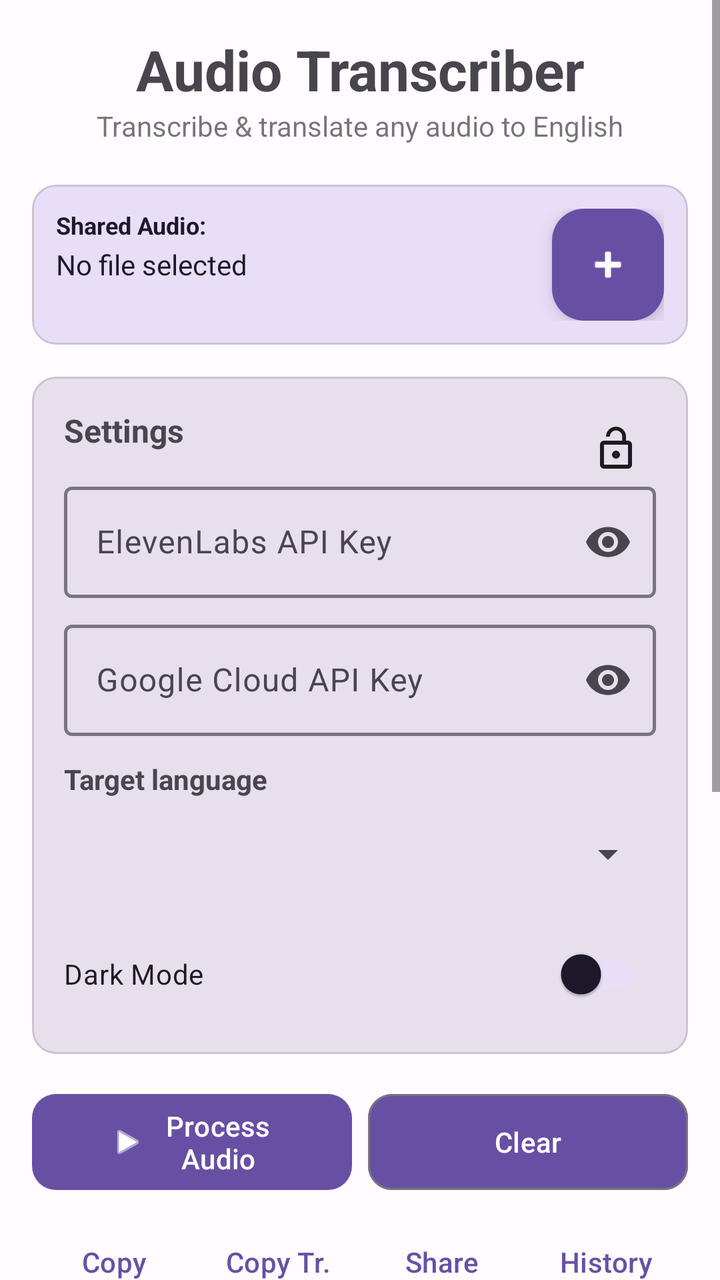
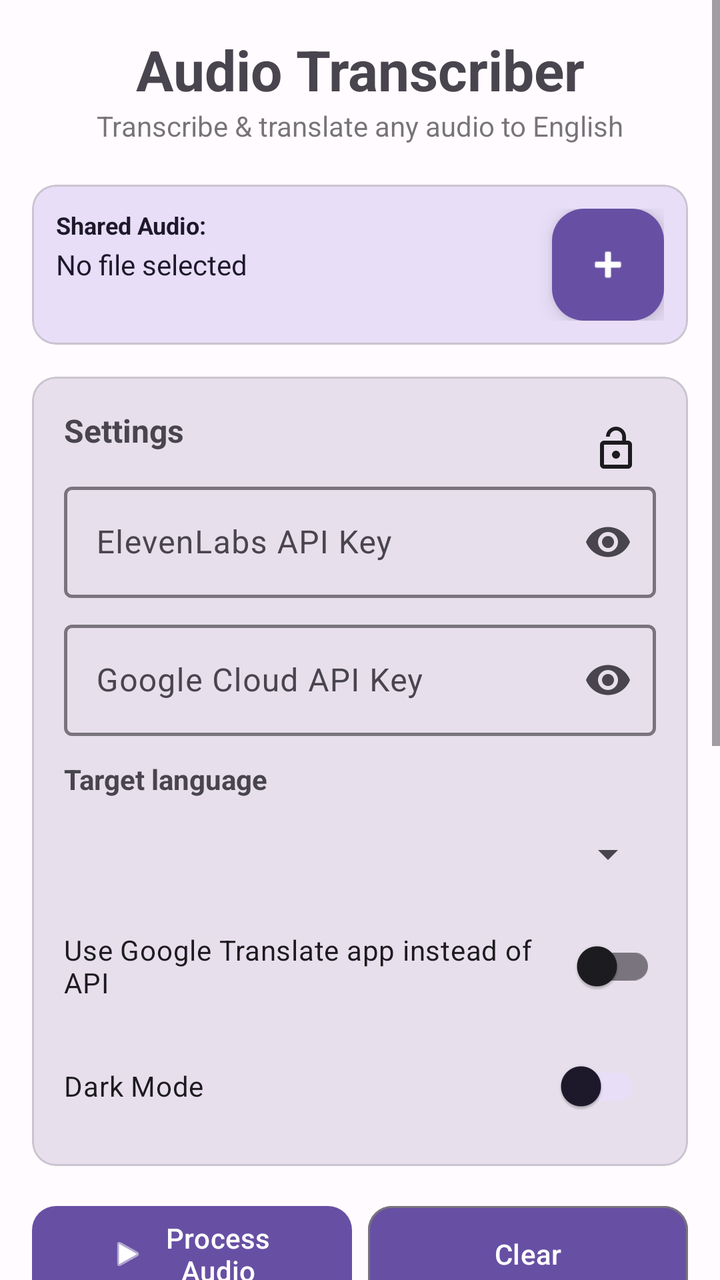

Screens rendered from an Android XML layout before and after an edit, with the pre-edit source and the edit as a unified diff.
<!-- AndroidManifest.xml: application theme Theme.Transcribe -->
<!-- res/layout/activity_main.xml -->
<?xml version="1.0" encoding="utf-8"?>
<ScrollView xmlns:android="http://schemas.android.com/apk/res/android"
    xmlns:app="http://schemas.android.com/apk/res-auto"
    android:layout_width="match_parent"
    android:layout_height="match_parent"
    android:background="@color/background">

    <androidx.constraintlayout.widget.ConstraintLayout
        android:layout_width="match_parent"
        android:layout_height="wrap_content"
        android:padding="16dp">

        <com.google.android.material.textview.MaterialTextView
            android:id="@+id/titleLabel"
            android:layout_width="0dp"
            android:layout_height="wrap_content"
            android:gravity="center"
            android:text="Audio Transcriber"
            android:textSize="28sp"
            android:textStyle="bold"
            app:layout_constraintEnd_toEndOf="parent"
            app:layout_constraintStart_toStartOf="parent"
            app:layout_constraintTop_toTopOf="parent" />

        <com.google.android.material.textview.MaterialTextView
            android:id="@+id/subtitle"
            android:layout_width="0dp"
            android:layout_height="wrap_content"
            android:gravity="center"
            android:text="Transcribe &amp; translate any audio to English"
            android:textSize="14sp"
            android:textColor="?attr/colorOnSurface"
            android:alpha="0.6"
            app:layout_constraintEnd_toEndOf="parent"
            app:layout_constraintStart_toStartOf="parent"
            app:layout_constraintTop_toBottomOf="@id/titleLabel" />

        <com.google.android.material.card.MaterialCardView
            android:id="@+id/fileCard"
            android:layout_width="0dp"
            android:layout_height="wrap_content"
            android:layout_marginTop="20dp"
            app:cardElevation="0dp"
            app:cardBackgroundColor="?attr/colorSecondaryContainer"
            app:cardCornerRadius="12dp"
            app:layout_constraintEnd_toEndOf="parent"
            app:layout_constraintStart_toStartOf="parent"
            app:layout_constraintTop_toBottomOf="@id/subtitle">

            <androidx.constraintlayout.widget.ConstraintLayout
                android:layout_width="match_parent"
                android:layout_height="wrap_content"
                android:padding="12dp">

                <com.google.android.material.textview.MaterialTextView
                    android:id="@+id/fileLabel"
                    android:layout_width="wrap_content"
                    android:layout_height="wrap_content"
                    android:text="Shared Audio:"
                    android:textSize="12sp"
                    android:textColor="?attr/colorOnSecondaryContainer"
                    android:textStyle="bold"
                    app:layout_constraintStart_toStartOf="parent"
                    app:layout_constraintTop_toTopOf="parent" />

                <com.google.android.material.textview.MaterialTextView
                    android:id="@+id/fileName"
                    android:layout_width="0dp"
                    android:layout_height="wrap_content"
                    android:layout_marginTop="2dp"
                    android:ellipsize="middle"
                    android:singleLine="true"
                    android:text="No file selected"
                    android:textColor="?attr/colorOnSecondaryContainer"
                    android:textSize="14sp"
                    app:layout_constraintEnd_toEndOf="parent"
                    app:layout_constraintStart_toStartOf="parent"
                    app:layout_constraintTop_toBottomOf="@id/fileLabel" />

                <com.google.android.material.floatingactionbutton.FloatingActionButton
                    android:id="@+id/fileFAB"
                    android:layout_width="wrap_content"
                    android:layout_height="wrap_content"
                    android:layout_margin="0dp"
                    android:src="@android:drawable/ic_input_add"
                    app:fabSize="mini"
                    app:tint="@color/on_primary"
                    app:backgroundTint="@color/primary"
                    app:layout_constraintTop_toTopOf="parent"
                    app:layout_constraintEnd_toEndOf="parent" />
            </androidx.constraintlayout.widget.ConstraintLayout>
        </com.google.android.material.card.MaterialCardView>

        <com.google.android.material.card.MaterialCardView
            android:id="@+id/settingsCard"
            android:layout_width="0dp"
            android:layout_height="wrap_content"
            android:layout_marginTop="16dp"
            app:cardCornerRadius="12dp"
            app:cardElevation="0dp"
            app:cardBackgroundColor="?attr/colorSurfaceVariant"
            app:layout_constraintEnd_toEndOf="parent"
            app:layout_constraintStart_toStartOf="parent"
            app:layout_constraintTop_toBottomOf="@id/fileCard">

            <androidx.constraintlayout.widget.ConstraintLayout
                android:layout_width="match_parent"
                android:layout_height="wrap_content"
                android:padding="16dp">

                <com.google.android.material.textview.MaterialTextView
                    android:id="@+id/settingsTitle"
                    android:layout_width="0dp"
                    android:layout_height="wrap_content"
                    android:text="Settings"
                    android:textSize="16sp"
                    android:textStyle="bold"
                    app:layout_constraintEnd_toStartOf="@id/apiLockButton"
                    app:layout_constraintStart_toStartOf="parent"
                    app:layout_constraintTop_toTopOf="parent" />

                <ImageButton
                    android:id="@+id/apiLockButton"
                    android:layout_width="40dp"
                    android:layout_height="40dp"
                    android:background="?attr/selectableItemBackgroundBorderless"
                    android:contentDescription="Save API Keys"
                    android:src="@drawable/ic_lock_open"
                    android:tint="?attr/colorOnSurface"
                    app:layout_constraintEnd_toEndOf="parent"
                    app:layout_constraintTop_toTopOf="parent" />

                <com.google.android.material.textfield.TextInputLayout
                    android:id="@+id/elevenLabsInput"
                    android:layout_width="0dp"
                    android:layout_height="wrap_content"
                    android:layout_marginTop="12dp"
                    android:hint="ElevenLabs API Key"
                    app:boxStrokeWidth="1.5dp"
                    app:endIconMode="password_toggle"
                    app:layout_constraintEnd_toEndOf="parent"
                    app:layout_constraintStart_toStartOf="parent"
                    app:layout_constraintTop_toBottomOf="@id/settingsTitle">

                    <com.google.android.material.textfield.TextInputEditText
                        android:id="@+id/elevenLabsKey"
                        android:layout_width="match_parent"
                        android:layout_height="wrap_content"
                        android:inputType="textPassword"
                        android:singleLine="true" />
                </com.google.android.material.textfield.TextInputLayout>

                <com.google.android.material.textfield.TextInputLayout
                    android:id="@+id/googleApiInput"
                    android:layout_width="0dp"
                    android:layout_height="wrap_content"
                    android:layout_marginTop="8dp"
                    android:hint="Google Cloud API Key"
                    app:boxStrokeWidth="1.5dp"
                    app:endIconMode="password_toggle"
                    app:layout_constraintEnd_toEndOf="parent"
                    app:layout_constraintStart_toStartOf="parent"
                    app:layout_constraintTop_toBottomOf="@id/elevenLabsInput">

                    <com.google.android.material.textfield.TextInputEditText
                        android:id="@+id/googleApiKey"
                        android:layout_width="match_parent"
                        android:layout_height="wrap_content"
                        android:inputType="textPassword"
                        android:singleLine="true" />
                </com.google.android.material.textfield.TextInputLayout>

                <com.google.android.material.textview.MaterialTextView
                    android:id="@+id/targetLanguageLabel"
                    android:layout_width="0dp"
                    android:layout_height="wrap_content"
                    android:layout_marginTop="12dp"
                    android:text="Target language"
                    android:textSize="14sp"
                    android:textStyle="bold"
                    app:layout_constraintEnd_toEndOf="parent"
                    app:layout_constraintStart_toStartOf="parent"
                    app:layout_constraintTop_toBottomOf="@id/googleApiInput" />

                <Spinner
                    android:id="@+id/targetLanguageSpinner"
                    android:layout_width="0dp"
                    android:layout_height="48dp"
                    android:layout_marginTop="4dp"
                    app:layout_constraintEnd_toEndOf="parent"
                    app:layout_constraintStart_toStartOf="parent"
                    app:layout_constraintTop_toBottomOf="@id/targetLanguageLabel" />

                <com.google.android.material.switchmaterial.SwitchMaterial
                    android:id="@+id/toggleTheme"
                    android:layout_width="0dp"
                    android:layout_height="wrap_content"
                    android:layout_marginTop="12dp"
                    android:text="Dark Mode"
                    android:textSize="14sp"
                    app:layout_constraintEnd_toEndOf="parent"
                    app:layout_constraintStart_toStartOf="parent"
                    app:layout_constraintTop_toBottomOf="@id/targetLanguageSpinner"
                    android:paddingStart="0dp"
                    android:paddingEnd="8dp"
                    app:thumbTint="?attr/colorOnSecondaryContainer"
                    app:trackTint="?attr/colorSecondaryContainer" />

            </androidx.constraintlayout.widget.ConstraintLayout>
        </com.google.android.material.card.MaterialCardView>

        <com.google.android.material.button.MaterialButton
            android:id="@+id/processButton"
            android:layout_width="0dp"
            android:layout_height="56dp"
            android:layout_marginTop="16dp"
            android:text="Process Audio"
            app:cornerRadius="12dp"
            app:icon="@android:drawable/ic_media_play"
            app:iconGravity="textStart"
            app:layout_constraintEnd_toStartOf="@id/clearButton"
            app:layout_constraintStart_toStartOf="parent"
            app:layout_constraintTop_toBottomOf="@id/settingsCard" />

        <com.google.android.material.button.MaterialButton
            android:id="@+id/clearButton"
            android:layout_width="0dp"
            android:layout_height="56dp"
            android:layout_marginStart="8dp"
            android:layout_marginTop="16dp"
            android:text="Clear"
            app:cornerRadius="12dp"
            app:strokeColor="?attr/colorOutline"
            app:strokeWidth="1dp"
            app:layout_constraintEnd_toEndOf="parent"
            app:layout_constraintStart_toEndOf="@id/processButton"
            app:layout_constraintTop_toBottomOf="@id/settingsCard" />

        <ProgressBar
            android:id="@+id/progressBar"
            style="?android:attr/progressBarStyleHorizontal"
            android:layout_width="0dp"
            android:layout_height="wrap_content"
            android:layout_marginTop="16dp"
            android:visibility="gone"
            android:indeterminate="true"
            app:layout_constraintEnd_toEndOf="parent"
            app:layout_constraintStart_toStartOf="parent"
            app:layout_constraintTop_toBottomOf="@id/clearButton" />

        <LinearLayout
            android:id="@+id/actionRow"
            android:layout_width="0dp"
            android:layout_height="wrap_content"
            android:layout_marginTop="8dp"
            android:orientation="horizontal"
            app:layout_constraintEnd_toEndOf="parent"
            app:layout_constraintStart_toStartOf="parent"
            app:layout_constraintTop_toBottomOf="@id/progressBar">

            <com.google.android.material.button.MaterialButton
                android:id="@+id/copyTranscriptionButton"
                style="@style/Widget.Material3.Button.TextButton"
                android:layout_width="0dp"
                android:layout_height="wrap_content"
                android:layout_weight="1"
                android:text="Copy" />

            <com.google.android.material.button.MaterialButton
                android:id="@+id/copyTranslationButton"
                style="@style/Widget.Material3.Button.TextButton"
                android:layout_width="0dp"
                android:layout_height="wrap_content"
                android:layout_weight="1"
                android:text="Copy Tr." />

            <com.google.android.material.button.MaterialButton
                android:id="@+id/shareButton"
                style="@style/Widget.Material3.Button.TextButton"
                android:layout_width="0dp"
                android:layout_height="wrap_content"
                android:layout_weight="1"
                android:text="Share" />

            <com.google.android.material.button.MaterialButton
                android:id="@+id/historyButton"
                style="@style/Widget.Material3.Button.TextButton"
                android:layout_width="0dp"
                android:layout_height="wrap_content"
                android:layout_weight="1"
                android:text="History" />
        </LinearLayout>

        <com.google.android.material.card.MaterialCardView
            android:id="@+id/transcriptionCard"
            android:layout_width="0dp"
            android:layout_height="wrap_content"
            android:layout_marginTop="16dp"
            app:cardCornerRadius="12dp"
            app:cardElevation="0dp"
            app:cardBackgroundColor="?attr/colorSurfaceVariant"
            app:layout_constraintEnd_toEndOf="parent"
            app:layout_constraintStart_toStartOf="parent"
            app:layout_constraintTop_toBottomOf="@id/actionRow">

            <androidx.constraintlayout.widget.ConstraintLayout
                android:layout_width="match_parent"
                android:layout_height="wrap_content"
                android:padding="16dp">

                <com.google.android.material.textview.MaterialTextView
                    android:id="@+id/resultLabel"
                    android:layout_width="wrap_content"
                    android:layout_height="wrap_content"
                    android:text="Transcription"
                    android:textSize="16sp"
                    android:textStyle="bold"
                    app:layout_constraintStart_toStartOf="parent"
                    app:layout_constraintTop_toTopOf="parent" />

                <com.google.android.material.textview.MaterialTextView
                    android:id="@+id/resultText"
                    android:layout_width="0dp"
                    android:layout_height="wrap_content"
                    android:layout_marginTop="8dp"
                    android:background="@android:color/transparent"
                    android:gravity="start"
                    android:minHeight="60dp"
                    android:padding="12dp"
                    android:text=""
                    android:textIsSelectable="true"
                    android:textSize="14sp"
                    app:layout_constraintEnd_toEndOf="parent"
                    app:layout_constraintStart_toStartOf="parent"
                    app:layout_constraintTop_toBottomOf="@id/resultLabel" />
            </androidx.constraintlayout.widget.ConstraintLayout>
        </com.google.android.material.card.MaterialCardView>

        <com.google.android.material.card.MaterialCardView
            android:id="@+id/translationCard"
            android:layout_width="0dp"
            android:layout_height="wrap_content"
            android:layout_marginTop="12dp"
            app:cardCornerRadius="12dp"
            app:cardElevation="0dp"
            app:cardBackgroundColor="?attr/colorSurfaceVariant"
            app:layout_constraintEnd_toEndOf="parent"
            app:layout_constraintStart_toStartOf="parent"
            app:layout_constraintTop_toBottomOf="@id/transcriptionCard">

            <androidx.constraintlayout.widget.ConstraintLayout
                android:layout_width="match_parent"
                android:layout_height="wrap_content"
                android:padding="16dp">

                <com.google.android.material.textview.MaterialTextView
                    android:id="@+id/translatedLabel"
                    android:layout_width="wrap_content"
                    android:layout_height="wrap_content"
                    android:text="English Translation"
                    android:textSize="16sp"
                    android:textStyle="bold"
                    app:layout_constraintStart_toStartOf="parent"
                    app:layout_constraintTop_toTopOf="parent" />

                <com.google.android.material.textview.MaterialTextView
                    android:id="@+id/translatedText"
                    android:layout_width="0dp"
                    android:layout_height="wrap_content"
                    android:layout_marginTop="8dp"
                    android:background="?attr/colorSurfaceVariant"
                    android:gravity="start"
                    android:minHeight="60dp"
                    android:padding="12dp"
                    android:text=""
                    android:textIsSelectable="true"
                    android:textSize="14sp"
                    app:layout_constraintEnd_toEndOf="parent"
                    app:layout_constraintStart_toStartOf="parent"
                    app:layout_constraintTop_toBottomOf="@id/translatedLabel" />
            </androidx.constraintlayout.widget.ConstraintLayout>
        </com.google.android.material.card.MaterialCardView>

        <com.google.android.material.textview.MaterialTextView
            android:id="@+id/infoText"
            android:layout_width="0dp"
            android:layout_height="wrap_content"
            android:layout_marginTop="24dp"
            android:layout_marginBottom="16dp"
            android:gravity="center"
            android:lineHeight="18sp"
            android:text="Share any audio message from WhatsApp, Telegram, etc. to this app.\nIt will transcribe the audio and translate the text to English."
            android:textSize="12sp"
            android:textColor="?attr/colorOnSurface"
            android:alpha="0.5"
            app:layout_constraintBottom_toBottomOf="parent"
            app:layout_constraintEnd_toEndOf="parent"
            app:layout_constraintStart_toStartOf="parent"
            app:layout_constraintTop_toBottomOf="@id/translationCard" />

    </androidx.constraintlayout.widget.ConstraintLayout>
</ScrollView>
<!-- resources referenced by this layout -->
<resources>
  <color name="background">#FFFBFE</color>
  <color name="on_primary">#FFFFFF</color>
  <color name="primary">#6750A4</color>
  <!-- drawable ic_lock_open (drawable) -->
  <?xml version="1.0" encoding="utf-8"?>
  <vector xmlns:android="http://schemas.android.com/apk/res/android"
      android:width="24dp"
      android:height="24dp"
      android:viewportWidth="24"
      android:viewportHeight="24">
      <path
          android:fillColor="#FF000000"
          android:pathData="M12,17c1.1,0 2,-0.9 2,-2s-0.9,-2 -2,-2 -2,0.9 -2,2 0.9,2 2,2zM18,8h-1V6c0-2.76-2.24-5-5-5S7,3.24 7,6h1.9c0-1.71 1.39-3.1 3.1-3.1s3.1 1.39 3.1 3.1v2H6c-1.1,0-2,0.9-2,2v10c0,1.1 0.9,2 2,2h12c1.1,0 2,-0.9 2,-2V10c0,-1.1-0.9,-2-2,-2zM18,20H6V10h12v10z" />
  </vector>
  <style name="Theme.Transcribe" parent="Theme.Material3.DayNight.NoActionBar">
          <item name="colorPrimary">@color/primary</item>
          <item name="colorOnPrimary">@color/white</item>
          <item name="colorPrimaryContainer">@color/primary_container</item>
          <item name="colorOnPrimaryContainer">@color/on_primary_container</item>
          <item name="colorSecondary">@color/secondary</item>
          <item name="colorOnSecondary">@color/white</item>
          <item name="colorSecondaryContainer">@color/secondary_container</item>
          <item name="colorOnSecondaryContainer">@color/on_secondary_container</item>
          <item name="colorTertiary">@color/tertiary</item>
          <item name="colorOnTertiary">@color/white</item>
          <item name="android:colorBackground">@color/background</item>
          <item name="colorOnBackground">@color/on_background</item>
          <item name="colorSurface">@color/surface</item>
          <item name="colorOnSurface">@color/on_surface</item>
          <item name="colorSurfaceVariant">@color/surface_variant</item>
          <item name="colorOnSurfaceVariant">@color/on_surface_variant</item>
          <item name="colorOutline">@color/outline</item>
      </style>
  <color name="white">#FFFFFF</color>
  <color name="primary_container">#EADDFF</color>
  <color name="on_primary_container">#21005D</color>
  <color name="secondary">#625B71</color>
  <color name="secondary_container">#E8DEF8</color>
  <color name="on_secondary_container">#1D192B</color>
  <color name="tertiary">#7D5260</color>
  <color name="on_background">#1C1B1F</color>
  <color name="surface">#FFFBFE</color>
  <color name="on_surface">#1C1B1F</color>
  <color name="surface_variant">#E7E0EC</color>
  <color name="on_surface_variant">#49454F</color>
  <color name="outline">#79747E</color>
</resources>

<!-- the commit's change to res/layout/activity_main.xml (unified diff, before → after) -->
@@ -192,6 +192,17 @@
                     app:layout_constraintTop_toBottomOf="@id/targetLanguageLabel" />
 
                 <com.google.android.material.switchmaterial.SwitchMaterial
+                    android:id="@+id/useTranslateAppSwitch"
+                    android:layout_width="0dp"
+                    android:layout_height="wrap_content"
+                    android:layout_marginTop="8dp"
+                    android:text="Use Google Translate app instead of API"
+                    android:textSize="14sp"
+                    app:layout_constraintEnd_toEndOf="parent"
+                    app:layout_constraintStart_toStartOf="parent"
+                    app:layout_constraintTop_toBottomOf="@id/targetLanguageSpinner" />
+
+                <com.google.android.material.switchmaterial.SwitchMaterial
                     android:id="@+id/toggleTheme"
                     android:layout_width="0dp"
                     android:layout_height="wrap_content"
@@ -200,7 +211,7 @@
                     android:textSize="14sp"
                     app:layout_constraintEnd_toEndOf="parent"
                     app:layout_constraintStart_toStartOf="parent"
-                    app:layout_constraintTop_toBottomOf="@id/targetLanguageSpinner"
+                    app:layout_constraintTop_toBottomOf="@id/useTranslateAppSwitch"
                     android:paddingStart="0dp"
                     android:paddingEnd="8dp"
                     app:thumbTint="?attr/colorOnSecondaryContainer"
@@ -289,6 +300,14 @@
                 android:layout_height="wrap_content"
                 android:layout_weight="1"
                 android:text="History" />
+
+            <com.google.android.material.button.MaterialButton
+                android:id="@+id/translateAppButton"
+                style="@style/Widget.Material3.Button.TextButton"
+                android:layout_width="0dp"
+                android:layout_height="wrap_content"
+                android:layout_weight="1"
+                android:text="GTranslate" />
         </LinearLayout>
 
         <com.google.android.material.card.MaterialCardView
